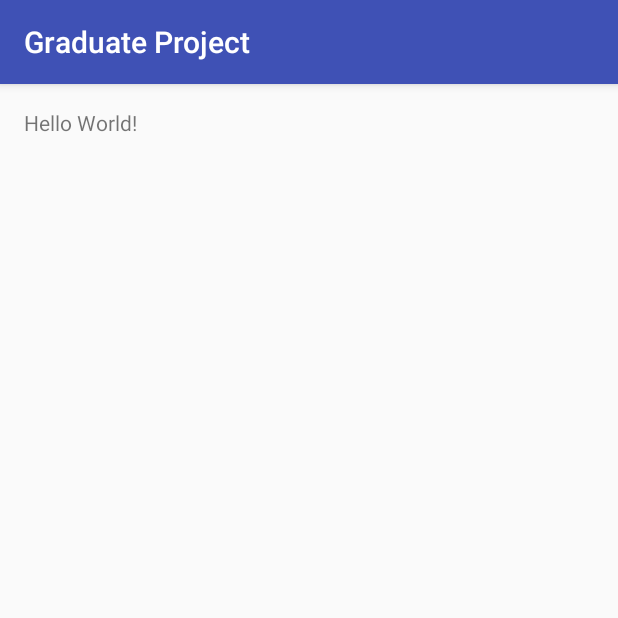
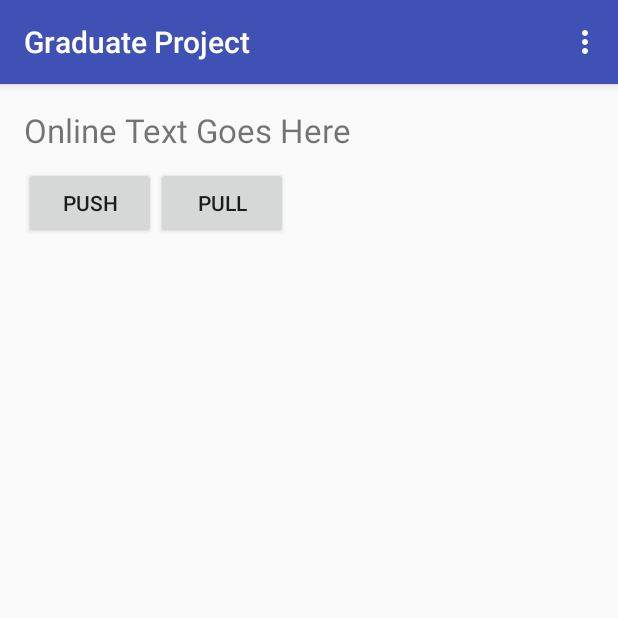
Before and after one commit to davidhamblin/Android-Projects, an Android app: the screen it shows after launch (MainActivity), on a phone screen of 412 x 824 dp, the top half of it. Run offline under Robolectric (Android 15) with nearby library versions, the phone set to English and light mode, and no system bars.

Commit message:
Finalized project 3, added settings and buttons for graduate project

```diff
--- a/Graduate_Project/app/build.gradle
+++ b/Graduate_Project/app/build.gradle
@@ -4,7 +4,7 @@ android {
     compileSdkVersion 25
     buildToolsVersion "25.0.2"
     defaultConfig {
-        applicationId "hamblin.graduateproject"
+        applicationId "hamblin.graduate_project"
         minSdkVersion 14
         targetSdkVersion 25
         versionCode 1
@@ -25,5 +25,6 @@ dependencies {
         exclude group: 'com.android.support', module: 'support-annotations'
     })
     compile 'com.android.support:appcompat-v7:25.1.0'
+    compile 'com.android.support:design:25.1.0'
     testCompile 'junit:junit:4.12'
 }
--- a/Graduate_Project/app/src/main/AndroidManifest.xml
+++ b/Graduate_Project/app/src/main/AndroidManifest.xml
@@ -1,6 +1,6 @@
 <?xml version="1.0" encoding="utf-8"?>
 <manifest xmlns:android="http://schemas.android.com/apk/res/android"
-    package="hamblin.graduateproject">
+    package="hamblin.graduate_project">
 
     <application
         android:allowBackup="true"
@@ -8,6 +8,7 @@
         android:label="@string/app_name"
         android:supportsRtl="true"
         android:theme="@style/AppTheme">
+        <activity android:name=".SettingsActivity" />
         <activity android:name=".MainActivity">
             <intent-filter>
                 <action android:name="android.intent.action.MAIN" />
--- a/Graduate_Project/app/src/main/res/layout/activity_main.xml
+++ b/Graduate_Project/app/src/main/res/layout/activity_main.xml
@@ -8,10 +8,32 @@
     android:paddingLeft="@dimen/activity_horizontal_margin"
     android:paddingRight="@dimen/activity_horizontal_margin"
     android:paddingTop="@dimen/activity_vertical_margin"
-    tools:context="hamblin.graduateproject.MainActivity">
+    tools:context="hamblin.graduate_project.MainActivity">
 
     <TextView
         android:layout_width="wrap_content"
         android:layout_height="wrap_content"
-        android:text="Hello World!" />
+        android:text="@string/default_text"
+        android:textSize="22sp"
+        android:id="@+id/edit_text" />
+
+    <Button
+        android:id="@+id/push_button"
+        android:layout_width="wrap_content"
+        android:layout_height="wrap_content"
+        android:layout_alignParentLeft="true"
+        android:layout_alignParentStart="true"
+        android:layout_below="@+id/edit_text"
+        android:layout_marginTop="10dp"
+        android:text="@string/push_string" />
+
+    <Button
+        android:id="@+id/pull_button"
+        android:layout_width="wrap_content"
+        android:layout_height="wrap_content"
+        android:layout_below="@+id/edit_text"
+        android:layout_toEndOf="@+id/push_button"
+        android:layout_toRightOf="@+id/push_button"
+        android:layout_marginTop="10dp"
+        android:text="@string/pull_string" />
 </RelativeLayout>
--- /dev/null
+++ b/Graduate_Project/app/src/main/res/menu/main.xml
@@ -0,0 +1,16 @@
+<menu xmlns:android="http://schemas.android.com/apk/res/android"
+    xmlns:app="http://schemas.android.com/apk/res-auto">
+
+    <item
+        android:id="@+id/action_settings"
+        android:orderInCategory="5"
+        android:title="@string/action_settings"
+        app:showAsAction="never" />
+
+    <item
+        android:id="@+id/action_about"
+        android:orderInCategory="5"
+        android:title="@string/about_dialog"
+        app:showAsAction="never" />
+
+</menu>
--- a/Graduate_Project/app/src/main/res/values/strings.xml
+++ b/Graduate_Project/app/src/main/res/values/strings.xml
@@ -1,3 +1,8 @@
 <resources>
     <string name="app_name">Graduate Project</string>
+    <string name="action_settings">Settings</string>
+    <string name="about_dialog">About</string>
+    <string name="push_string">Push</string>
+    <string name="pull_string">Pull</string>
+    <string name="default_text">Online Text Goes Here</string>
 </resources>
--- a/Graduate_Project/build.gradle
+++ b/Graduate_Project/build.gradle
@@ -5,7 +5,7 @@ buildscript {
         jcenter()
     }
     dependencies {
-        classpath 'com.android.tools.build:gradle:2.2.3'
+        classpath 'com.android.tools.build:gradle:2.3.0'
 
         // NOTE: Do not place your application dependencies here; they belong
         // in the individual module build.gradle files
--- a/Pets_Project/app/src/main/AndroidManifest.xml
+++ b/Pets_Project/app/src/main/AndroidManifest.xml
@@ -7,7 +7,7 @@
 
     <application
         android:allowBackup="true"
-        android:icon="@mipmap/ic_launcher"
+        android:icon="@drawable/david"
         android:label="@string/app_name"
         android:supportsRtl="true"
         android:theme="@style/AppTheme">
--- a/Pets_Project/app/src/main/res/values/strings.xml
+++ b/Pets_Project/app/src/main/res/values/strings.xml
@@ -1,5 +1,5 @@
 <resources>
-    <string name="app_name">Pets_Project</string>
+    <string name="app_name">Hamblin Project 3</string>
     <string name="action_settings">Settings</string>
     <string name="list_summary">Select which site to get JSON data from</string>
     <string name="list_title">Info</string>
```
Also changed, not shown: Graduate_Project/app/src/main/java/hamblin/graduate_project/MainActivity.java (added, +86 -0 lines), Graduate_Project/app/src/main/java/hamblin/graduate_project/SettingsActivity.java (added, +37 -0 lines), Graduate_Project/app/src/main/java/hamblin/graduateproject/MainActivity.java (deleted, +0 -13 lines), Graduate_Project/app/src/main/res/xml/preferences.xml (added, +9 -0 lines), Graduate_Project/gradle/wrapper/gradle-wrapper.properties, 4 other files.
